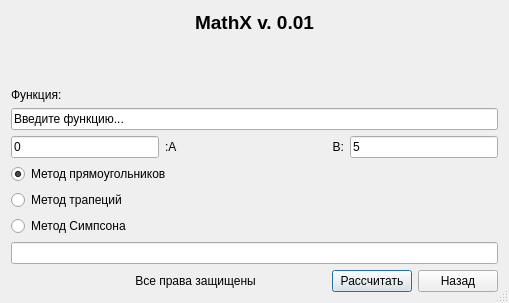
Kanst/MathXv, file opredint.ui: the form before one commit.
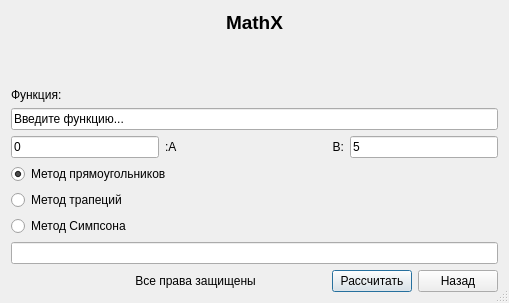
The form after the commit.

What changed in the file:
```diff
--- a/opredint.ui
+++ b/opredint.ui
@@ -35,7 +35,7 @@
         </font>
        </property>
        <property name="text">
-        <string>MathX v. 0.01</string>
+        <string>MathX</string>
        </property>
        <property name="textFormat">
         <enum>Qt::AutoText</enum>
```
Left out of the diff: 2 changed lines with no effect on the pictures.
